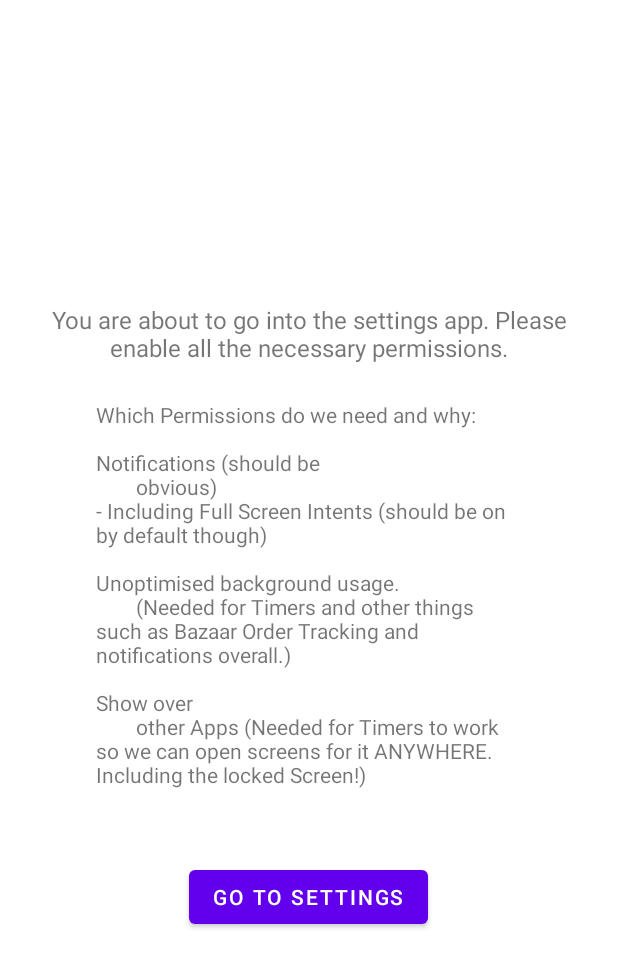
After one commit to HacktheTime/HypeNotify, an Android app: the layout requestpermissions_screen.xml on its own in the app's theme, with its tools: preview values and no code run, on a phone screen of 412 x 824 dp. The commit adds this screen. Shown: the top 967 px of the screen. Run offline under Robolectric (Android 15) with nearby library versions, the phone set to English and light mode, and no system bars.

Commit message:
refactor: reorganize package structure and enhance permission handling for better clarity and functionality

```diff
--- a/app/src/main/AndroidManifest.xml
+++ b/app/src/main/AndroidManifest.xml
@@ -4,14 +4,14 @@
 
     <uses-permission android:name="android.permission.USE_EXACT_ALARM"/>
     <uses-permission android:name="android.permission.RECEIVE_BOOT_COMPLETED"/>
-    <uses-permission android:name="android.permission.RECEIVE_BOOT_COMPLETED"/>
     <uses-permission android:name="android.permission.WAKE_LOCK"/>
     <uses-permission android:name="android.permission.INTERNET"/>
     <uses-permission android:name="android.permission.ACCESS_NOTIFICATION_POLICY"/>
+    <uses-permission android:name="android.permission.USE_FULL_SCREEN_INTENT"/>
     <uses-permission android:name="android.permission.EXECUTE_APP_ACTION"/>
-    <uses-permission android:name="com.android.launcher.permission.INSTALL_SHORTCUT"/>
     <uses-permission android:name="android.permission.MODIFY_AUDIO_SETTINGS"/>
     <uses-permission android:name="android.permission.SYSTEM_ALERT_WINDOW"/>
+    <uses-permission android:name="android.permission.HIDE_OVERLAY_WINDOWS"/>
     <uses-permission android:name="android.permission.POST_NOTIFICATIONS"/>
     <uses-permission android:name="android.permission.FOREGROUND_SERVICE"/>
     <uses-permission android:name="android.permission.ACCESS_NETWORK_STATE"/>
@@ -22,6 +22,7 @@
     <uses-permission android:name="android.permission.MODIFY_AUDIO_SETTINGS"/>
     <uses-permission android:name="android.permission.FOREGROUND_SERVICE_REMOTE_MESSAGING"/>
     <uses-permission android:name="android.permission.REQUEST_IGNORE_BATTERY_OPTIMIZATIONS"/>
+    <uses-permission android:name="com.android.launcher.permission.INSTALL_SHORTCUT"/>
     <uses-permission android:name="com.android.alarm.permission.SET_ALARM"/>
 
     <application
--- a/app/src/main/java/de/hype/hypenotify/DebugThread.java
+++ b/app/src/main/java/de/hype/hypenotify/DebugThread.java
@@ -26,7 +26,6 @@ public class DebugThread extends Thread {
             try {
                 Thread.sleep(3_000);
                 passedOnce = true;
-                test();
             } catch (Throwable e) {
                 break;
             }
--- a/app/src/main/java/de/hype/hypenotify/MainActivity.java
+++ b/app/src/main/java/de/hype/hypenotify/MainActivity.java
@@ -14,7 +14,7 @@ import de.hype.hypenotify.core.BackgroundService;
 import de.hype.hypenotify.core.DynamicIntents;
 import de.hype.hypenotify.core.interfaces.Core;
 import de.hype.hypenotify.layouts.EnterDetailsLayout;
-import de.hype.hypenotify.layouts.autodetection.OverviewScreen;
+import de.hype.hypenotify.layouts.OverviewScreen;
 import de.hype.hypenotify.services.HypeNotifyService;
 import de.hype.hypenotify.services.HypeNotifyServiceConnection;
 import de.hype.hypenotify.services.TimerService;
@@ -159,4 +159,8 @@ public class MainActivity extends AppCompatActivity {
             super.setContentView(overviewScreen);
         });
     }
+
+    public Core getCore() {
+        return core;
+    }
 }
--- a/app/src/main/java/de/hype/hypenotify/core/DynamicIntents.java
+++ b/app/src/main/java/de/hype/hypenotify/core/DynamicIntents.java
@@ -9,7 +9,7 @@ import de.hype.hypenotify.MainActivity;
 import de.hype.hypenotify.NotificationUtils;
 import de.hype.hypenotify.R;
 import de.hype.hypenotify.core.interfaces.Core;
-import de.hype.hypenotify.layouts.TimerAlarmScreen;
+import de.hype.hypenotify.layouts.autodetection.TimerAlarmScreen;
 import de.hype.hypenotify.services.HypeNotifyServiceConnection;
 import de.hype.hypenotify.services.TimerService;
 import de.hype.hypenotify.tools.notification.NotificationBuilder;
--- a/app/src/main/java/de/hype/hypenotify/layouts/autodetection/OverviewScreen.java
+++ b/app/src/main/java/de/hype/hypenotify/layouts/OverviewScreen.java
@@ -1,4 +1,4 @@
-package de.hype.hypenotify.layouts.autodetection;
+package de.hype.hypenotify.layouts;
 
 import android.content.Context;
 import android.text.Editable;
@@ -12,6 +12,7 @@ import android.widget.TextView;
 import androidx.appcompat.app.AppCompatActivity;
 import de.hype.hypenotify.R;
 import de.hype.hypenotify.core.interfaces.Core;
+import de.hype.hypenotify.layouts.autodetection.LayoutRegistry;
 
 import java.util.Map;
 
--- a/app/src/main/java/de/hype/hypenotify/layouts/BazaarOrderTrackerService.java
+++ b/app/src/main/java/de/hype/hypenotify/layouts/autodetection/BazaarOrderTrackerService.java
@@ -1,13 +1,12 @@
-package de.hype.hypenotify.layouts;
+package de.hype.hypenotify.layouts.autodetection;
 
 import android.animation.ObjectAnimator;
 import android.content.Context;
 import android.view.Gravity;
 import android.view.LayoutInflater;
 import android.widget.*;
+import de.hype.hypenotify.R;
 import de.hype.hypenotify.core.interfaces.Core;
-import de.hype.hypenotify.R;
-import de.hype.hypenotify.layouts.autodetection.Layout;
 import de.hype.hypenotify.tools.bazaar.BazaarProduct;
 import de.hype.hypenotify.tools.bazaar.BazaarResponse;
 import de.hype.hypenotify.tools.bazaar.BazaarService;
--- a/app/src/main/java/de/hype/hypenotify/layouts/ShowTimersLayout.java
+++ b/app/src/main/java/de/hype/hypenotify/layouts/autodetection/ShowTimersLayout.java
@@ -1,13 +1,12 @@
-package de.hype.hypenotify.layouts;
+package de.hype.hypenotify.layouts.autodetection;
 
 import android.content.Context;
 import android.widget.ArrayAdapter;
 import android.widget.Button;
 import android.widget.LinearLayout;
 import android.widget.ListView;
+import de.hype.hypenotify.R;
 import de.hype.hypenotify.core.interfaces.Core;
-import de.hype.hypenotify.R;
-import de.hype.hypenotify.layouts.autodetection.Layout;
 
 
 @Layout(name = "Timers")
--- a/app/src/main/java/de/hype/hypenotify/layouts/TimerAlarmScreen.java
+++ b/app/src/main/java/de/hype/hypenotify/layouts/autodetection/TimerAlarmScreen.java
@@ -1,4 +1,4 @@
-package de.hype.hypenotify.layouts;
+package de.hype.hypenotify.layouts.autodetection;
 
 import android.content.Context;
 import android.media.AudioManager;
--- /dev/null
+++ b/app/src/main/res/layout/requestpermissions_screen.xml
@@ -0,0 +1,28 @@
+<?xml version="1.0" encoding="utf-8"?>
+<LinearLayout xmlns:android="http://schemas.android.com/apk/res/android"
+              android:layout_width="match_parent"
+              android:layout_height="match_parent"
+              android:orientation="vertical"
+              android:padding="16dp"
+              android:gravity="center">
+
+    <TextView
+            android:id="@+id/permission_message"
+            android:layout_width="wrap_content"
+            android:layout_height="wrap_content"
+            android:text="@string/request_permissions_in_settings_message"
+            android:textSize="16sp"
+            android:layout_marginBottom="24dp"
+            android:textAlignment="center"/>
+
+    <TextView
+            android:layout_width="284dp"
+            android:layout_height="wrap_content" android:id="@+id/request_permissions_which_and_why"
+            android:text="@string/request_permissions_reasoning" android:textAlignment="viewStart"/>
+    <Button
+            android:id="@+id/btn_go_to_settings"
+            android:layout_width="wrap_content"
+            android:layout_height="wrap_content"
+            android:text="@string/go_to_settings">
+    </Button>
+</LinearLayout>
--- a/app/src/main/res/values/strings.xml
+++ b/app/src/main/res/values/strings.xml
@@ -18,4 +18,14 @@
     <string name="sleep">Sleep</string>
     <string name="stop">Stop</string>
     <string name="timer_going_off">Timer Going Off!</string>
+    <string name="go_to_settings">Go to Settings</string>
+    <string name="request_permissions_in_settings_message">You are about to go into the settings app. Please enable all
+        the necessary permissions.
+    </string>
+    <string name="request_permissions_reasoning">"Which Permissions do we need and why:\n \nNotifications (should be
+        obvious)\n- Including Full Screen Intents (should be on by default though)\n\nUnoptimised background usage.
+        (Needed for Timers and other things such as Bazaar Order Tracking and notifications overall.)\n \nShow over
+        other Apps (Needed for Timers to work so we can open screens for it ANYWHERE. Including the locked Screen!)\n\n
+        "
+    </string>
 </resources>
```
Also changed, not shown: app/src/main/java/de/hype/hypenotify/PermissionUtils.java (+20 -29 lines), app/src/main/java/de/hype/hypenotify/TimerData.java (+5 -3 lines), app/src/main/java/de/hype/hypenotify/layouts/autodetection/RequestPermissionScreen.java (added, +28 -0 lines), app/src/main/java/de/hype/hypenotify/services/TimerService.java (+14 -15 lines), app/src/main/java/de/hype/hypenotify/tools/timers/Timer.java (added, +15 -0 lines).
